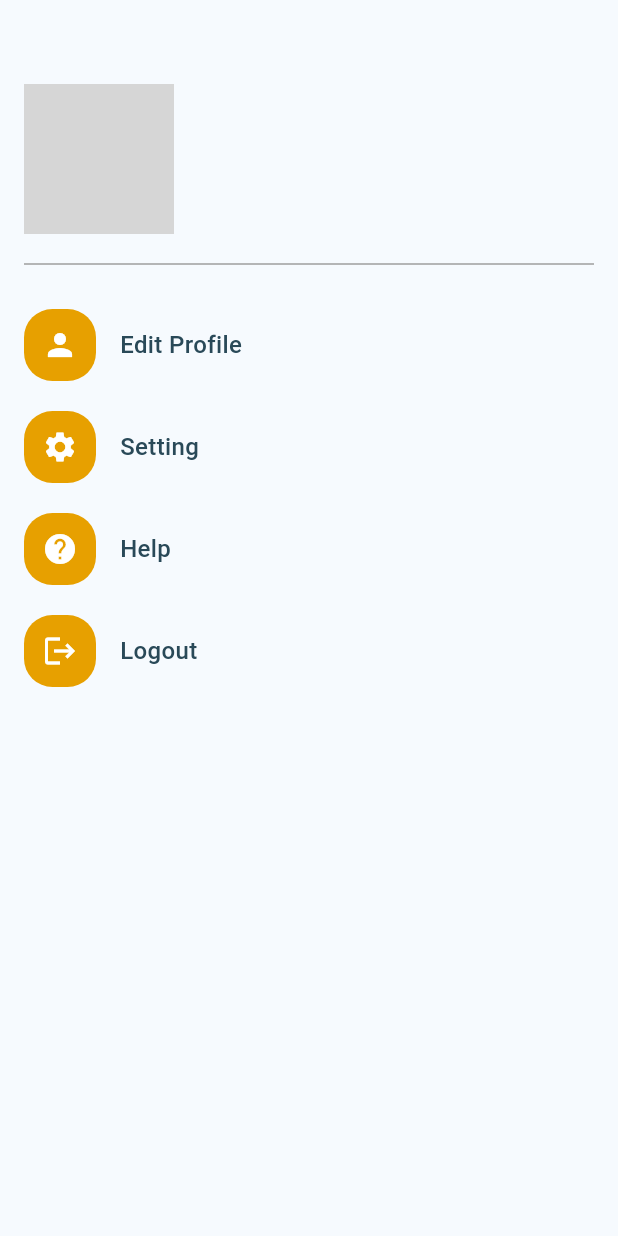
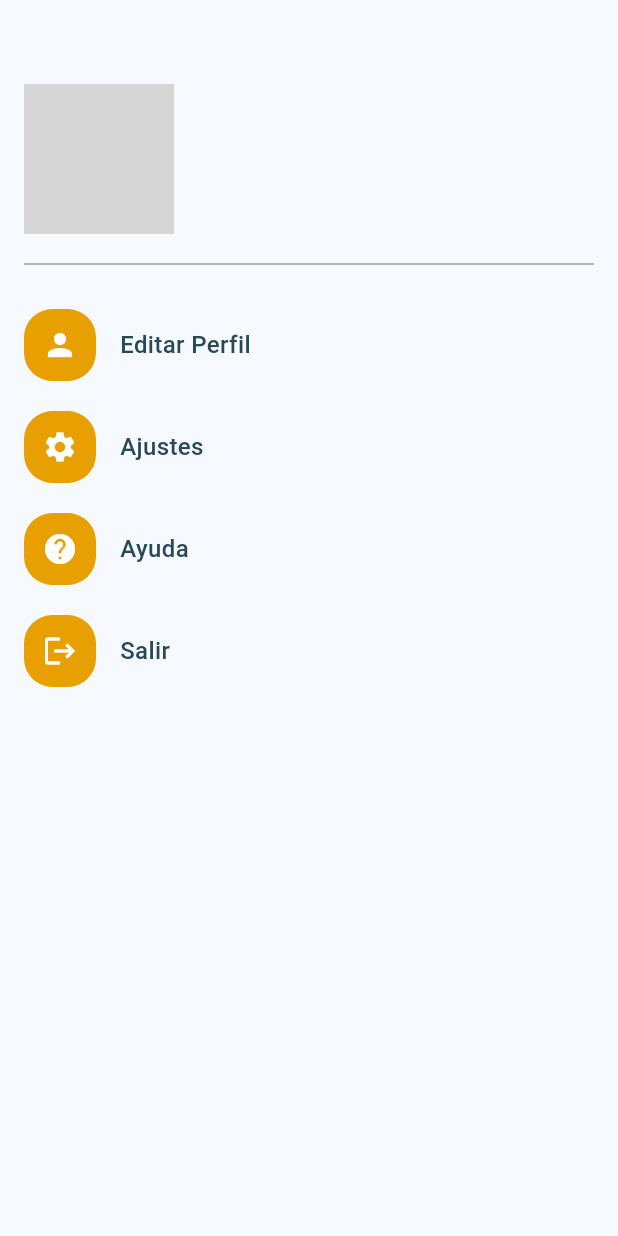
Before and after one commit to codefreire/alse, a Flutter app: the ProfileScreen screen opened by its route, on a phone screen of 412 x 824 dp. Run offline on Flutter 3.47's test engine with Material 3 defaults, Android fonts, the phone set to English and light mode, and no system bars; our stand-ins replace firebase_auth, firebase_core, go_router, image_picker, shared_preferences, youtube_player_flutter; accounts and stored records are empty; grey boxes are pictures that could not be loaded.

Commit message:
ajustes de idioma

```diff
--- a/lib/interface/screens/home/home_screen.dart
+++ b/lib/interface/screens/home/home_screen.dart
@@ -67,10 +67,10 @@ class _HomeScreenState extends State<HomeScreen> {
                   margin: EdgeInsets.symmetric(horizontal: screenWidth * 0.05),
                   child: const CustomLabelWidget(
                     text:
-                        'Antes de usar la aplicación, ¡conoce estos datos esenciales!" Mira este breve video para descubrir mitos y consejos prácticos sobre el lenguaje de señas.',
+                        '"Antes de usar la aplicación, ¡conoce estos datos esenciales!" Mira este breve video para descubrir mitos y consejos prácticos sobre el lenguaje de señas.',
                     maxLines: 6,
                     textAlign: TextAlign.center,
-                    fontSize: 11,
+                    //fontSize: 11,
                   ),
                 ),
               ),
@@ -100,7 +100,7 @@ class _HomeScreenState extends State<HomeScreen> {
                   alignment: Alignment.center,
                   child: const CustomLabelWidget(
                     text:
-                        'Aprende lenguaje de señas de forma divertida y práctica. Explora temas, completa ejercicios y mejora con videos tutoriales para lograr una comunicación fluida.',
+                        '"Aprende lenguaje de señas de forma divertida y práctica. Explora temas, completa ejercicios y mejora con videos tutoriales para lograr una comunicación fluida."',
                     maxLines: 4,
                     textAlign: TextAlign.center,
                   ),
--- a/lib/interface/screens/profile/profile_screen.dart
+++ b/lib/interface/screens/profile/profile_screen.dart
@@ -71,7 +71,7 @@ class ProfileScreen extends StatelessWidget {
                   // Opciones de la lista
                   OptionItem(
                     icon: Icons.person,
-                    label: 'Edit Profile',
+                    label: 'Editar Perfil',
                     onTap: () {
                       // Acción para editar el perfil
                       context.pushNamed(EditProfileScreen.name);
@@ -79,7 +79,7 @@ class ProfileScreen extends StatelessWidget {
                   ),
                   OptionItem(
                     icon: Icons.settings,
-                    label: 'Setting',
+                    label: 'Ajustes',
                     onTap: () {
                       // Acción para ajustes
                       context.pushNamed(SettingScreen.name);
@@ -87,7 +87,7 @@ class ProfileScreen extends StatelessWidget {
                   ),
                   OptionItem(
                     icon: Icons.help,
-                    label: 'Help',
+                    label: 'Ayuda',
                     onTap: () {
                       // Acción para ayuda
                       context.pushNamed(HelpScreen.name);
@@ -95,7 +95,7 @@ class ProfileScreen extends StatelessWidget {
                   ),
                   OptionItem(
                     icon: Icons.logout,
-                    label: 'Logout',
+                    label: 'Salir',
                     onTap: () {
                       // Acción para cerrar sesión
                       context.pushNamed(LogoutScreen.name);
--- a/lib/interface/widgets/level/level_card_widget.dart
+++ b/lib/interface/widgets/level/level_card_widget.dart
@@ -72,7 +72,7 @@ class LevelCardWidget extends StatelessWidget {
                       fontSize: 9,
                       color: bloqueado ? Colors.grey[600] : Colors.black,
                     ),
-                    maxLines: 4,
+                    maxLines: 5,
                     overflow: TextOverflow.ellipsis,
                   ),
                   const SizedBox(height: 16),
```
Also changed, not shown: lib/interface/screens/level/question_screen.dart (+12 -5 lines).
